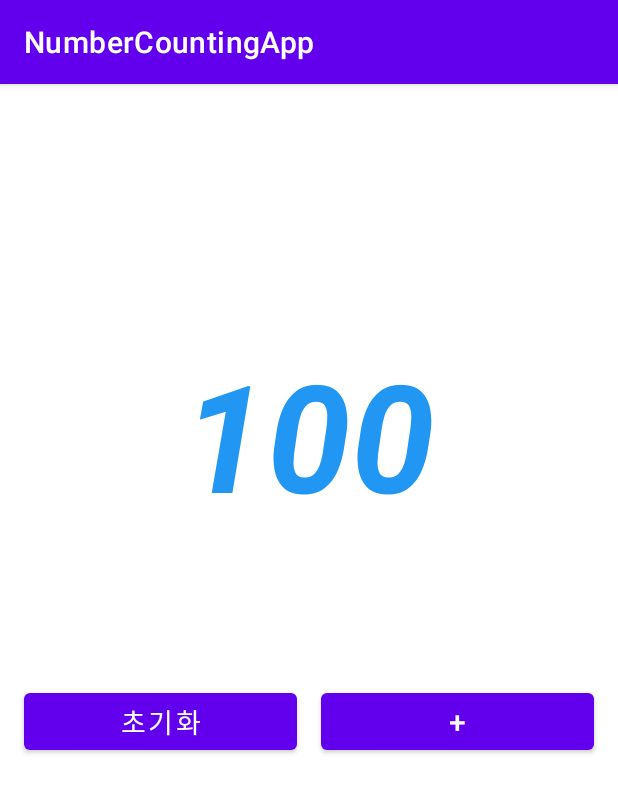
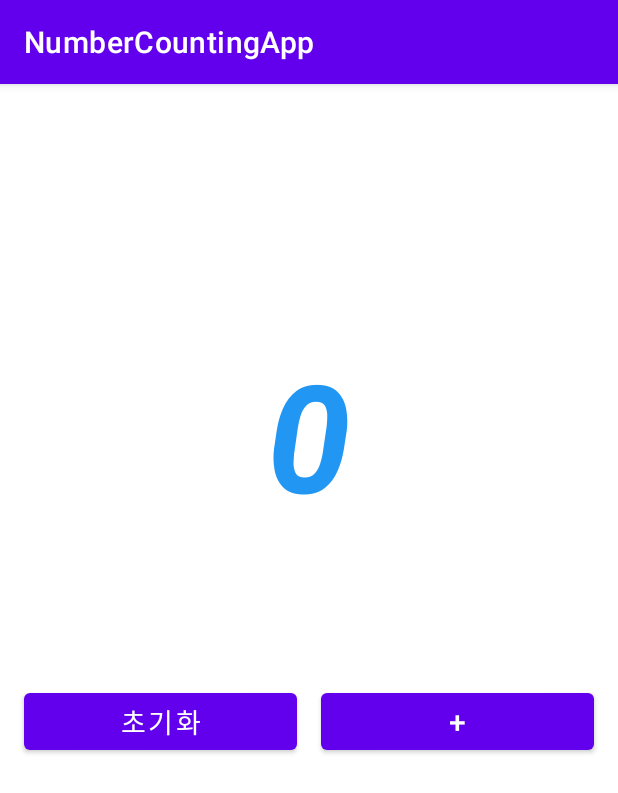
Before and after one commit to poiuyreq0/NumberCountingApp, an Android app: the screen it shows after launch (MainActivity), on a phone screen of 412 x 824 dp. Shown: the top 793 px of the screen. Run offline under Robolectric (Android 15) with nearby library versions, the phone set to English and light mode, and no system bars.

Commit message:
project init

```diff
--- a/app/src/main/java/poiuyreq0/numbercountingapp/MainActivity.kt
+++ b/app/src/main/java/poiuyreq0/numbercountingapp/MainActivity.kt
@@ -2,10 +2,31 @@ package poiuyreq0.numbercountingapp
 
 import androidx.appcompat.app.AppCompatActivity
 import android.os.Bundle
+import android.util.Log
+import android.widget.Button
+import android.widget.TextView
 
 class MainActivity : AppCompatActivity() {
     override fun onCreate(savedInstanceState: Bundle?) {
         super.onCreate(savedInstanceState)
         setContentView(R.layout.activity_main)
+
+        val numberTextView = findViewById<TextView>(R.id.numberTextView)
+        val resetButton = findViewById<Button>(R.id.resetButton)
+        val plusButton = findViewById<Button>(R.id.plusButton)
+
+        var number: Int = 0
+
+        resetButton.setOnClickListener {
+            number = 0
+            numberTextView.text = number.toString()
+            Log.i("onClick", "reset number = $number")
+        }
+
+        plusButton.setOnClickListener {
+            number++
+            numberTextView.text = number.toString()
+            Log.i("onClick", "plus number = $number")
+        }
     }
 }
--- a/app/src/main/res/layout/activity_main.xml
+++ b/app/src/main/res/layout/activity_main.xml
@@ -8,9 +8,10 @@
     tools:context=".MainActivity">
 
     <TextView
+        android:id="@+id/numberTextView"
         android:layout_width="match_parent"
         android:layout_height="300dp"
-        android:text="100"
+        android:text="0"
         android:textSize="100sp"
         android:textColor="@color/blue"
         android:textStyle="bold|italic"
@@ -24,6 +25,7 @@
         android:layout_marginTop="100dp">
 
         <Button
+            android:id="@+id/resetButton"
             android:layout_width="0dp"
             android:layout_height="50dp"
             android:text="초기화"
@@ -33,6 +35,7 @@
             />
 
         <Button
+            android:id="@+id/plusButton"
             android:layout_width="0dp"
             android:layout_height="50dp"
             android:text="+"
```
